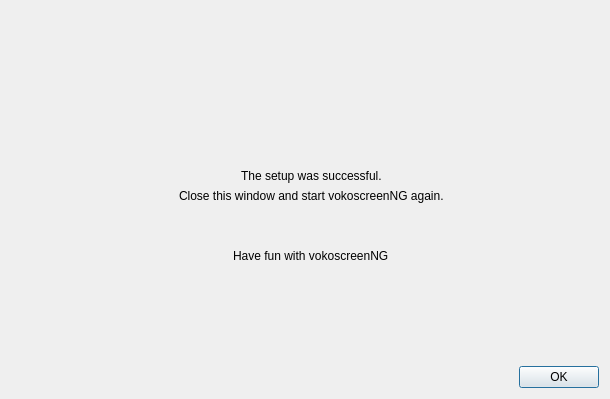
First picture: the form in src/ciscoOpenh264/QvkCiscoFinishDialog.ui, repository vkohaupt/vokoscreenNG, before the edit.
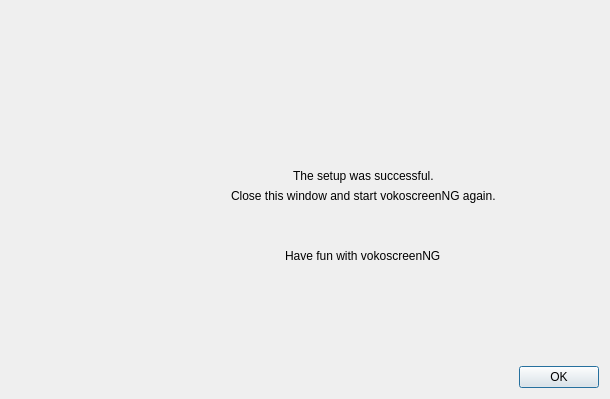
Second picture: the form after the edit. Icons and pictures are not drawn.

The edit to the form file:
```diff
--- a/src/ciscoOpenh264/QvkCiscoFinishDialog.ui
+++ b/src/ciscoOpenh264/QvkCiscoFinishDialog.ui
@@ -31,6 +31,19 @@
      </item>
      <item row="1" column="0">
       <layout class="QHBoxLayout" name="horizontalLayout">
+       <item>
+        <spacer name="horizontalSpacer_3">
+         <property name="orientation">
+          <enum>Qt::Horizontal</enum>
+         </property>
+         <property name="sizeHint" stdset="0">
+          <size>
+           <width>40</width>
+           <height>20</height>
+          </size>
+         </property>
+        </spacer>
+       </item>
        <item>
         <widget class="QLabel" name="label">
          <property name="text">
```
